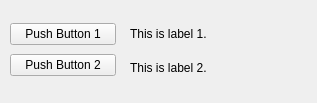
Qt form sauron/resource/push_button.ui (trahnt/msd_robot_arm) before a commit.
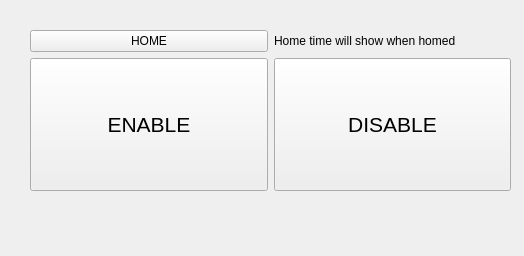
The same form after that commit.

Commit message: HOME button sends bool true message to 'home_request' topic

Diff of the .ui file:
```diff
--- a/sauron/resource/push_button.ui
+++ b/sauron/resource/push_button.ui
@@ -6,8 +6,8 @@
    <rect>
     <x>0</x>
     <y>0</y>
-    <width>317</width>
-    <height>103</height>
+    <width>524</width>
+    <height>256</height>
    </rect>
   </property>
   <property name="windowTitle">
@@ -16,50 +16,66 @@
   <widget class="QWidget" name="layoutWidget">
    <property name="geometry">
     <rect>
-     <x>130</x>
-     <y>20</y>
-     <width>161</width>
-     <height>61</height>
+     <x>30</x>
+     <y>30</y>
+     <width>481</width>
+     <height>161</height>
     </rect>
    </property>
-   <layout class="QVBoxLayout" name="verticalLayout_2">
-    <item>
-     <widget class="QLabel" name="label_1">
+   <layout class="QGridLayout" name="gridLayout">
+    <item row="0" column="0">
+     <widget class="QPushButton" name="homeButton">
+      <property name="sizePolicy">
+       <sizepolicy hsizetype="Minimum" vsizetype="Fixed">
+        <horstretch>0</horstretch>
+        <verstretch>0</verstretch>
+       </sizepolicy>
+      </property>
       <property name="text">
-       <string>This is label 1.</string>
+       <string>HOME</string>
       </property>
      </widget>
     </item>
-    <item>
-     <widget class="QLabel" name="label_2">
+    <item row="1" column="0">
+     <widget class="QPushButton" name="enableButton">
+      <property name="sizePolicy">
+       <sizepolicy hsizetype="Minimum" vsizetype="Minimum">
+        <horstretch>0</horstretch>
+        <verstretch>0</verstretch>
+       </sizepolicy>
+      </property>
+      <property name="font">
+       <font>
+        <pointsize>16</pointsize>
+       </font>
+      </property>
       <property name="text">
-       <string>This is label 2.</string>
+       <string>ENABLE</string>
       </property>
      </widget>
     </item>
-   </layout>
-  </widget>
-  <widget class="QWidget" name="layoutWidget_2">
-   <property name="geometry">
-    <rect>
-     <x>10</x>
-     <y>20</y>
-     <width>106</width>
-     <height>61</height>
-    </rect>
-   </property>
-   <layout class="QVBoxLayout" name="verticalLayout">
-    <item>
-     <widget class="QPushButton" name="pushButton1">
+    <item row="0" column="1">
+     <widget class="QLabel" name="homeLabel">
       <property name="text">
-       <string>Push Button 1</string>
+       <string>Home time will show when homed</string>
       </property>
      </widget>
     </item>
-    <item>
-     <widget class="QPushButton" name="pushButton2">
+    <item row="1" column="1">
+     <widget class="QPushButton" name="disableButton">
+      <property name="sizePolicy">
+       <sizepolicy hsizetype="Minimum" vsizetype="Minimum">
+        <horstretch>0</horstretch>
+        <verstretch>0</verstretch>
+       </sizepolicy>
+      </property>
+      <property name="font">
+       <font>
+        <pointsize>16</pointsize>
+       </font>
+      </property>
       <property name="text">
-       <string>Push Button 2</string>
+       <string>DISABLE</string>
       </property>
      </widget>
     </item>
```
Left out of the diff: 2 changed lines with no effect on the pictures. The commit also changes 7 other files.
